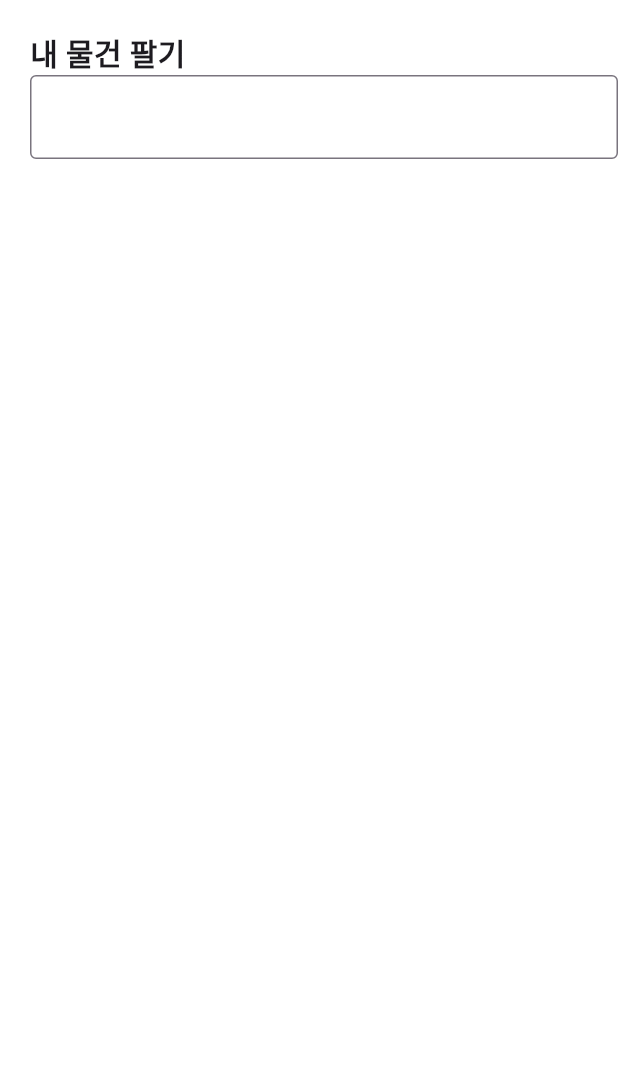
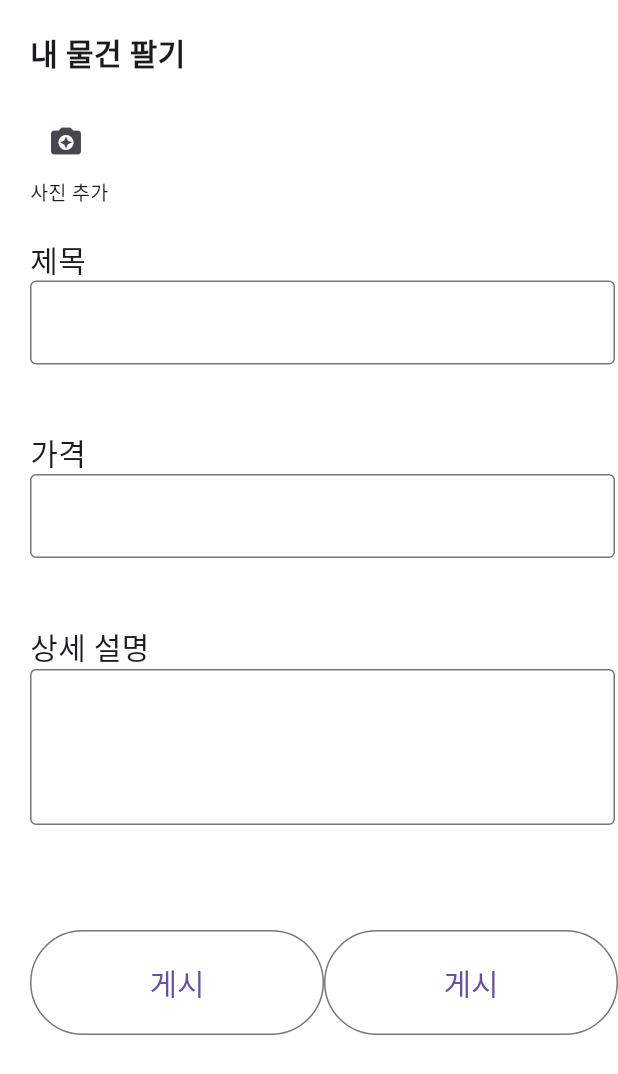
Before and after one commit to bluemoon983/ideafestival_ios, a Flutter app: the WritingWidget screen opened directly, on a phone screen of 412 x 824 dp. Shown: the top 1074 px of the screen. Run offline on Flutter 3.47's test engine with Material 3 defaults, Android fonts, the phone set to English and light mode, and no system bars.

Commit message:
writing-page-button

```diff
--- a/lib/ui/writing_ui.dart
+++ b/lib/ui/writing_ui.dart
@@ -5,14 +5,14 @@ class WritingWidget extends StatelessWidget {
 
   @override
   Widget build(BuildContext context) {
-    return const Scaffold(
+    return Scaffold(
       backgroundColor: Colors.white,
       body: Padding(
-        padding: EdgeInsets.only(left: 20.0, top: 20.0),
+        padding: const EdgeInsets.only(left: 20.0, top: 20.0),
         child: Column(
           crossAxisAlignment: CrossAxisAlignment.start,
           children: [
-            Align(
+            const Align(
               alignment: Alignment.topLeft,
               child: Text(
                 "내 물건 팔기",
@@ -22,11 +22,120 @@ class WritingWidget extends StatelessWidget {
                 ),
               ),
             ),
-            TextField(
-              decoration: InputDecoration(
-                border: OutlineInputBorder(),
+            const SizedBox(
+              height: 20,
+            ),
+            IconButton(
+              onPressed: () {},
+              icon: const Icon(Icons.camera_enhance),
+            ),
+            const Text(
+              "사진 추가",
+              style: TextStyle(
+                fontSize: 13,
+                fontWeight: FontWeight.w300,
               ),
             ),
+            const SizedBox(
+              height: 20,
+            ),
+            const Text(
+              "제목",
+              style: TextStyle(
+                fontSize: 20,
+                fontWeight: FontWeight.w300,
+              ),
+            ),
+            const SizedBox(
+              width: 390, // 원하는 너비로 설정
+              height: 100, // 원하는 높이로 설정
+              child: TextField(
+                decoration: InputDecoration(
+                  border: OutlineInputBorder(),
+                ),
+                maxLines: null, // 여러 줄 입력 가능
+              ),
+            ),
+            const Text(
+              "가격",
+              style: TextStyle(
+                fontSize: 20,
+                fontWeight: FontWeight.w300,
+              ),
+            ),
+            const SizedBox(
+              width: 390, // 원하는 너비로 설정
+              height: 100, // 원하는 높이로 설정
+              child: TextField(
+                decoration: InputDecoration(
+                  border: OutlineInputBorder(),
+                ),
+                maxLines: null, // 여러 줄 입력 가능
+              ),
+            ),
+            const Text(
+              "상세 설명",
+              style: TextStyle(
+                fontSize: 20,
+                fontWeight: FontWeight.w300,
+              ),
+            ),
+            const SizedBox(
+              width: 390, // 원하는 너비로 설정
+              child: TextField(
+                decoration: InputDecoration(
+                  border: OutlineInputBorder(),
+                ),
+                minLines: 3, // 최소 3줄 높이
+                maxLines: 10, // 최대 10줄 높이
+              ),
+            ),
+            const SizedBox(
+              height: 70,
+            ),
+            Row(
+              mainAxisAlignment: MainAxisAlignment.center, // 버튼을 Row의 중앙에 배치
+              children: [
+                Expanded(
+                  child: OutlinedButton(
+                    onPressed: () {},
+                    style: OutlinedButton.styleFrom(
+                      padding: const EdgeInsets.symmetric(
+                        horizontal: 50.0,
+                        vertical: 20.0,
+                      ),
+                      textStyle: const TextStyle(
+                        fontSize: 20,
+                        fontWeight: FontWeight.w400,
+                        color: Colors.black,
+                      ),
+                    ),
+                    child: const Text(
+                      "게시",
+                    ),
+                  ),
+                ),
+                Expanded(
+                  child: OutlinedButton(
+                    onPressed: () {},
+                    style: OutlinedButton.styleFrom(
+                      padding: const EdgeInsets.symmetric(
+                        horizontal: 50.0,
+                        vertical: 20.0,
+                      ),
+                      textStyle: const TextStyle(
+                        fontSize: 20,
+                        fontWeight: FontWeight.w400,
+                        color: Colors.black,
+                      ),
+                    ),
+                    child: const Text(
+                      "게시",
+                    ),
+                  ),
+                ),
+              ],
+            )
           ],
         ),
       ),
```
